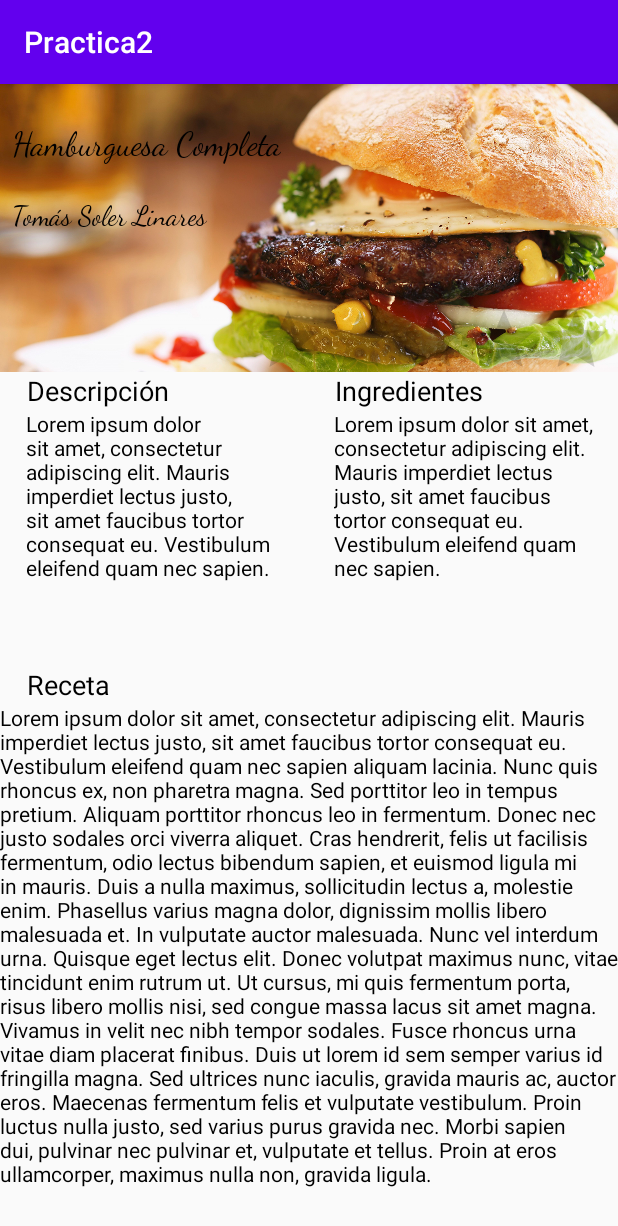
After one commit to sochoa2020tomassolerlinares/Practica2, an Android app: the RecetaActivity screen opened directly, with no data from a screen before it, on a phone screen of 412 x 824 dp. The commit adds this screen. Shown: the top 1226 px of the screen. Run offline under Robolectric (Android 15) with nearby library versions, the light colour scheme and no system bars.

Commit message:
Realización del ejercicio 2

```diff
--- a/app/src/main/AndroidManifest.xml
+++ b/app/src/main/AndroidManifest.xml
@@ -9,6 +9,9 @@
         android:roundIcon="@mipmap/ic_launcher_round"
         android:supportsRtl="true"
         android:theme="@style/Theme.Practica2">
+        <activity android:name=".RecetaActivity"></activity>
+        <activity android:name=".AgendaConstraintActivity" />
+        <activity android:name=".AgendaActivity" />
         <activity android:name=".MainActivity">
             <intent-filter>
                 <action android:name="android.intent.action.MAIN" />
--- /dev/null
+++ b/app/src/main/java/net/iessochoa/tomassolerlinares/practica2/RecetaActivity.java
@@ -0,0 +1,17 @@
+package net.iessochoa.tomassolerlinares.practica2;
+
+import android.support.v7.app.AppCompatActivity;
+import android.os.Bundle;
+
+public class RecetaActivity extends AppCompatActivity {
+
+    @Override
+    /**
+     * Método encargado de generar los datos cuando se inicia la clase.
+     * @param savedInstanceState
+     */
+    protected void onCreate(Bundle savedInstanceState) {
+        super.onCreate(savedInstanceState);
+        setContentView(R.layout.activity_receta);
+    }
+}
--- /dev/null
+++ b/app/src/main/res/layout/activity_receta.xml
@@ -0,0 +1,168 @@
+<?xml version="1.0" encoding="utf-8"?>
+<android.support.constraint.ConstraintLayout xmlns:android="http://schemas.android.com/apk/res/android"
+    xmlns:app="http://schemas.android.com/apk/res-auto"
+    xmlns:tools="http://schemas.android.com/tools"
+    android:layout_width="match_parent"
+    android:layout_height="match_parent"
+    tools:context=".RecetaActivity">
+
+    <android.support.constraint.Guideline
+        android:id="@+id/guiVeinticinco"
+        android:layout_width="wrap_content"
+        android:layout_height="wrap_content"
+        android:orientation="horizontal"
+        app:layout_constraintGuide_percent="0.25" />
+
+    <android.support.constraint.Guideline
+        android:id="@+id/guiCincuenta"
+        android:layout_width="wrap_content"
+        android:layout_height="wrap_content"
+        android:orientation="horizontal"
+        app:layout_constraintGuide_percent="0.5" />
+
+    <android.support.constraint.Guideline
+        android:id="@+id/guiMedio"
+        android:layout_width="wrap_content"
+        android:layout_height="wrap_content"
+        android:orientation="vertical"
+        app:layout_constraintBottom_toBottomOf="@id/guiCincuenta"
+        app:layout_constraintGuide_percent="0.5"
+        app:layout_constraintTop_toTopOf="@id/guiVeinticinco" />
+
+    <ImageView
+        android:id="@+id/imgComida"
+        android:layout_width="0dp"
+        android:layout_height="0dp"
+        android:contentDescription="@string/InfoComida"
+        android:scaleType="centerCrop"
+        app:layout_constraintBottom_toTopOf="@id/guiVeinticinco"
+        app:layout_constraintEnd_toEndOf="parent"
+        app:layout_constraintHorizontal_bias="0.0"
+        app:layout_constraintStart_toStartOf="parent"
+        app:layout_constraintTop_toTopOf="parent"
+        app:layout_constraintVertical_bias="0.0"
+        app:srcCompat="@drawable/hamburguesa" />
+
+    <TextView
+        android:id="@+id/txtTitulo"
+        android:layout_width="wrap_content"
+        android:layout_height="wrap_content"
+        android:fontFamily="cursive"
+        android:text="Hamburguesa Completa"
+        android:textAppearance="@style/TextAppearance.AppCompat.Large"
+        android:textColor="#000000"
+        app:layout_constraintBottom_toTopOf="@+id/guiVeinticinco"
+        app:layout_constraintEnd_toEndOf="parent"
+        app:layout_constraintHorizontal_bias="0.034"
+        app:layout_constraintStart_toStartOf="parent"
+        app:layout_constraintTop_toTopOf="parent"
+        app:layout_constraintVertical_bias="0.16000003"
+        tools:ignore="MissingConstraints" />
+
+    <TextView
+        android:id="@+id/txtAutor"
+        android:layout_width="wrap_content"
+        android:layout_height="22dp"
+        android:fontFamily="cursive"
+        android:text="Tomás Soler Linares"
+        android:textAppearance="@style/TextAppearance.AppCompat.Medium"
+        android:textColor="#000000"
+        app:layout_constraintBottom_toTopOf="@+id/guiVeinticinco"
+        app:layout_constraintEnd_toEndOf="parent"
+        app:layout_constraintHorizontal_bias="0.028"
+        app:layout_constraintStart_toStartOf="parent"
+        app:layout_constraintTop_toBottomOf="@+id/txtTitulo"
+        app:layout_constraintVertical_bias="0.2"
+        tools:ignore="MissingConstraints" />
+
+    <TextView
+        android:id="@+id/txtDescripcion"
+        android:layout_width="wrap_content"
+        android:layout_height="wrap_content"
+        android:text="Descripción"
+        android:textAppearance="@style/TextAppearance.AppCompat.Medium"
+        android:textColor="#000000"
+        app:layout_constraintEnd_toStartOf="@+id/guiMedio"
+        app:layout_constraintHorizontal_bias="0.16"
+        app:layout_constraintStart_toStartOf="parent"
+        app:layout_constraintTop_toTopOf="@+id/guiVeinticinco"
+        tools:ignore="MissingConstraints" />
+
+    <TextView
+        android:id="@+id/txtDescText"
+        android:layout_width="171dp"
+        android:layout_height="0dp"
+        android:text="@string/TextoDesc"
+        android:textColor="#000000"
+        app:layout_constraintBottom_toTopOf="@+id/guiCincuenta"
+        app:layout_constraintEnd_toStartOf="@+id/guiMedio"
+        app:layout_constraintStart_toStartOf="parent"
+        app:layout_constraintTop_toBottomOf="@+id/txtDescripcion"
+        tools:ignore="MissingConstraints" />
+
+    <TextView
+        android:id="@+id/txtIngredientes"
+        android:layout_width="wrap_content"
+        android:layout_height="wrap_content"
+        android:text="Ingredientes"
+        android:textAppearance="@style/TextAppearance.AppCompat.Medium"
+        android:textColor="#000000"
+        app:layout_constraintEnd_toEndOf="parent"
+        app:layout_constraintHorizontal_bias="0.16"
+        app:layout_constraintStart_toStartOf="@+id/guiMedio"
+        app:layout_constraintTop_toTopOf="@+id/guiVeinticinco"
+        tools:ignore="MissingConstraints" />
+
+    <TextView
+        android:id="@+id/txtIngDesc"
+        android:layout_width="173dp"
+        android:layout_height="0dp"
+        android:text="@string/TextoDesc"
+        android:textColor="#000000"
+        app:layout_constraintBottom_toTopOf="@+id/guiCincuenta"
+        app:layout_constraintEnd_toEndOf="parent"
+        app:layout_constraintStart_toStartOf="@+id/guiMedio"
+        app:layout_constraintTop_toBottomOf="@+id/txtIngredientes"
+        tools:ignore="MissingConstraints" />
+
+    <TextView
+        android:id="@+id/txtReceta"
+        android:layout_width="wrap_content"
+        android:layout_height="wrap_content"
+        android:layout_marginTop="4dp"
+        android:text="Receta"
+        android:textAppearance="@style/TextAppearance.AppCompat.Medium"
+        android:textColor="#000000"
+        app:layout_constraintEnd_toEndOf="parent"
+        app:layout_constraintHorizontal_bias="0.05"
+        app:layout_constraintStart_toStartOf="parent"
+        app:layout_constraintTop_toTopOf="@+id/guiCincuenta"
+        tools:ignore="MissingConstraints" />
+
+    <TextView
+        android:id="@+id/txtRecetaDesc"
+        android:layout_width="wrap_content"
+        android:layout_height="0dp"
+        android:text="@string/Receta"
+        android:textColor="#000000"
+        app:layout_constraintEnd_toEndOf="parent"
+        app:layout_constraintHorizontal_bias="0.562"
+        app:layout_constraintStart_toStartOf="parent"
+        app:layout_constraintTop_toBottomOf="@+id/txtReceta"
+        tools:ignore="MissingConstraints" />
+
+    <RatingBar
+        android:id="@+id/rtbPuntuacion"
+        style="@android:style/Widget.DeviceDefault.Light.RatingBar"
+        android:layout_width="244dp"
+        android:layout_height="45dp"
+        android:layout_marginTop="8dp"
+        android:numStars="4"
+        app:layout_constraintBottom_toTopOf="@+id/guiVeinticinco"
+        app:layout_constraintEnd_toEndOf="parent"
+        app:layout_constraintHorizontal_bias="1.0"
+        app:layout_constraintStart_toStartOf="parent"
+        app:layout_constraintTop_toBottomOf="@+id/txtAutor"
+        app:layout_constraintVertical_bias="1.0" />
+
+</android.support.constraint.ConstraintLayout>
--- a/app/src/main/res/values/strings.xml
+++ b/app/src/main/res/values/strings.xml
@@ -1,3 +1,18 @@
 <resources>
     <string name="app_name">Practica2</string>
+    <string name="NuevoContacto">Nuevo Contacto</string>
+    <string name="Nombre">Nombre:</string>
+    <string name="Apellido">Apellidos:</string>
+    <string name="Email">E-Mail:</string>
+    <string name="Telefono">Teléfono</string>
+    <string name="Notas">Notas:</string>
+    <string name="InfoImagen">Imagen de Contacto</string>
+    <string name="InfoComida">Imagen de una Hamburguesa</string>
+    <string name="TextoDesc">Lorem ipsum dolor sit amet, consectetur adipiscing elit. Mauris imperdiet lectus justo, sit amet faucibus tortor consequat eu. Vestibulum eleifend quam nec sapien.</string>
+    <string name="Receta">Lorem ipsum dolor sit amet, consectetur adipiscing elit. Mauris imperdiet lectus justo, sit amet faucibus tortor consequat eu. Vestibulum eleifend quam nec sapien aliquam lacinia. Nunc quis rhoncus ex, non pharetra magna. Sed porttitor leo in tempus pretium. Aliquam porttitor rhoncus leo in fermentum. Donec nec justo sodales orci viverra aliquet. Cras hendrerit, felis ut facilisis fermentum, odio lectus bibendum sapien, et euismod ligula mi in mauris. Duis a nulla maximus, sollicitudin lectus a, molestie enim. Phasellus varius magna dolor, dignissim mollis libero malesuada et.
+
+In vulputate auctor malesuada. Nunc vel interdum urna. Quisque eget lectus elit. Donec volutpat maximus nunc, vitae tincidunt enim rutrum ut. Ut cursus, mi quis fermentum porta, risus libero mollis nisi, sed congue massa lacus sit amet magna. Vivamus in velit nec nibh tempor sodales. Fusce rhoncus urna vitae diam placerat finibus. Duis ut lorem id sem semper varius id fringilla magna.
+
+        Sed ultrices nunc iaculis, gravida mauris ac, auctor eros. Maecenas fermentum felis et vulputate vestibulum. Proin luctus nulla justo, sed varius purus gravida nec. Morbi sapien dui, pulvinar nec pulvinar et, vulputate et tellus. Proin at eros ullamcorper, maximus nulla non, gravida ligula.
+</string>
 </resources>
```
Also changed, not shown: app/src/main/java/net/iessochoa/tomassolerlinares/practica2/AgendaActivity.java (added, +83 -0 lines), app/src/main/java/net/iessochoa/tomassolerlinares/practica2/AgendaConstraintActivity.java (added, +62 -0 lines), app/src/main/java/net/iessochoa/tomassolerlinares/practica2/MainActivity.java (+52 -0 lines), app/src/main/res/layout/activity_agenda.xml (added, +146 -0 lines), app/src/main/res/layout/activity_agenda_constraint.xml (added, +129 -0 lines), app/src/main/res/layout/activity_main.xml (+26 -11 lines), app/src/main/res/drawable/comida.png (added), app/src/main/res/drawable/hamburguesa.png (added), app/src/main/res/drawable/imagenpersona.png (added).
